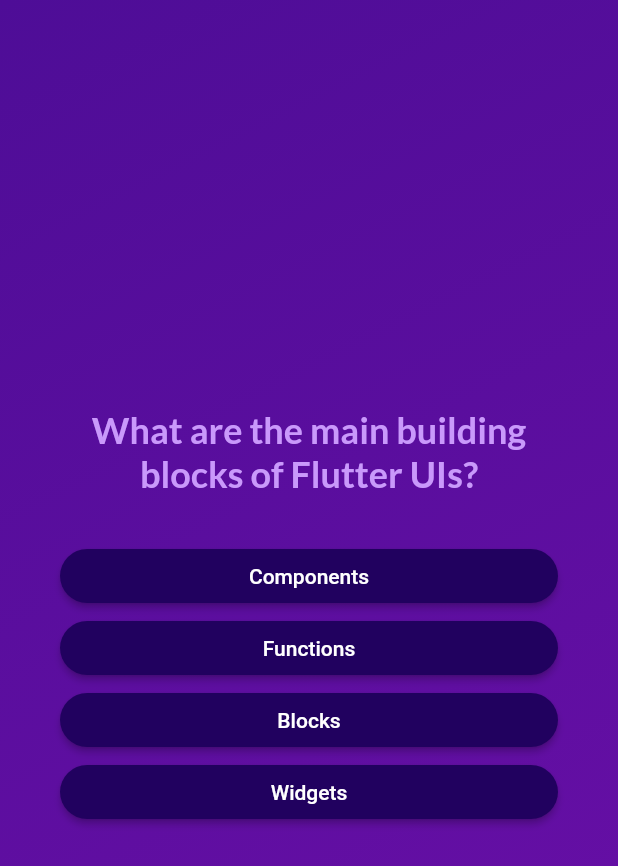
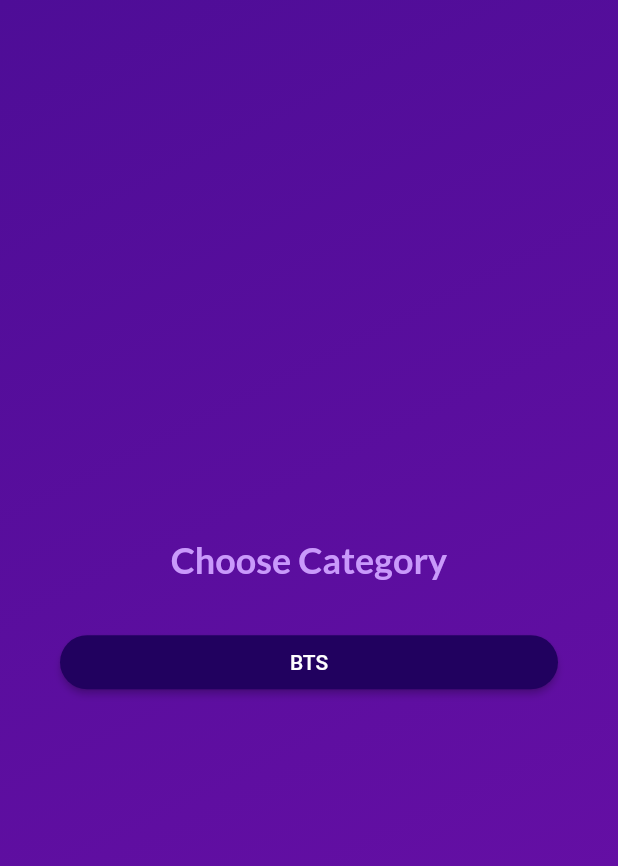
Before and after one commit to AbubakarAbdullah/Flutter-Quiz-App, a Flutter app: the screen it shows after launch, after a tap on "Start Quiz", on a phone screen of 412 x 824 dp. Shown: the top 866 px of the screen. Run offline on Flutter 3.47's test engine with Material 2 defaults, Android fonts, the phone set to English and light mode, and no system bars; our stand-ins replace google_fonts.

Commit message:
this is the first commit

```diff
--- /dev/null
+++ b/lib/category_screen.dart
@@ -0,0 +1,54 @@
+import 'package:flutter/material.dart';
+import 'package:google_fonts/google_fonts.dart';
+
+class CategoryScreen extends StatelessWidget {
+  const CategoryScreen({
+    super.key,
+    required this.onStart,
+  });
+  final void Function() onStart;
+
+  @override
+  Widget build(context) {
+    return SizedBox(
+      width: double.infinity,
+      child: Container(
+        margin: const EdgeInsets.all(40),
+        child: Column(
+          mainAxisAlignment: MainAxisAlignment.center,
+          crossAxisAlignment: CrossAxisAlignment.stretch,
+          children: [
+            Text(
+              'Choose Category',
+              style: GoogleFonts.lato(
+                color: const Color.fromARGB(255, 201, 153, 251),
+                fontSize: 24,
+                fontWeight: FontWeight.bold,
+              ),
+              textAlign: TextAlign.center,
+            ),
+            const SizedBox(height: 30),
+            ElevatedButton(
+              onPressed: onStart,
+              style: ElevatedButton.styleFrom(
+                padding: const EdgeInsets.symmetric(
+                  vertical: 5,
+                  horizontal: 40,
+                ),
+                backgroundColor: const Color.fromARGB(255, 33, 1, 95),
+                foregroundColor: Colors.white,
+                shape: RoundedRectangleBorder(
+                  borderRadius: BorderRadius.circular(40),
+                ),
+              ),
+              child: const Text(
+                'BTS',
+                textAlign: TextAlign.center,
+              ),
+            ),
+          ],
+        ),
+      ),
+    );
+  }
+}
--- a/lib/data/questions.dart
+++ b/lib/data/questions.dart
@@ -2,54 +2,120 @@ import 'package:quiz_app/models/quiz_question.dart';
 
 const questions = [
   QuizQuestion(
-    'What are the main building blocks of Flutter UIs?',
+    'How many members are there in BTS ?',
     [
-      'Widgets',
-      'Components',
-      'Blocks',
-      'Functions',
-    ],
-  ),
-  QuizQuestion('How are Flutter UIs built?', [
-    'By combining widgets in code',
-    'By combining widgets in a visual editor',
-    'By defining widgets in config files',
-    'By using XCode for iOS and Android Studio for Android',
-  ]),
-  QuizQuestion(
-    'What\'s the purpose of a StatefulWidget?',
-    [
-      'Update UI as data changes',
-      'Update data as UI changes',
-      'Ignore data changes',
-      'Render UI that does not depend on data',
+      '7',
+      '10',
+      '8',
+      '12',
     ],
   ),
   QuizQuestion(
-    'Which widget should you try to use more often: StatelessWidget or StatefulWidget?',
+    'what is the full form of BTS ?',
     [
-      'StatelessWidget',
-      'StatefulWidget',
-      'Both are equally good',
-      'None of the above',
+      'Bulletproof Boyscoucts',
+      'Behind the scenes',
+      'The Bangtan Boys',
+      'Be There Soon',
     ],
   ),
   QuizQuestion(
-    'What happens if you change data in a StatelessWidget?',
+    ' On what date and year BTS debuted ?',
     [
-      'The UI is not updated',
-      'The UI is updated',
-      'The closest StatefulWidget is updated',
-      'Any nested StatefulWidgets are updated',
+      'june 12th,2013',
+      'july 13th,2013',
+      'june 13th,2010',
+      'july 23rd,2010',
     ],
   ),
   QuizQuestion(
-    'How should you update data inside of StatefulWidgets?',
+    ' Which Three Stage names for Taehyung was recommended by BigHit Entertainment ? ',
     [
-      'By calling setState()',
-      'By calling updateData()',
-      'By calling updateUI()',
-      'By calling updateState()',
+      'Six,V,lex',
+      'V,Hope,seagull',
+      'BabyG,V,WWH',
+      'Gloss,victory,V',
+    ],
+  ),
+  QuizQuestion(
+    'When did BTS won their first Award ?',
+    [
+      'November 13,2013',
+      'November 20,2016',
+      'May 21,2012',
+      'June 13,2013',
+    ],
+  ),
+  QuizQuestion(
+    'When did BTS won their first "ARTIST OF THE YEAR " Award ?',
+    [
+      '2016 Mnet Asian Music Award',
+      '2015 Melon Music Award',
+      '2015 Melon Music Award',
+      '2018 MAMA Music Award',
+    ],
+  ),
+  QuizQuestion(
+    'In which year BTS won their first Billboard Muisc Award ?',
+    [
+      '2017',
+      '2016',
+      '2018',
+      '2013',
+    ],
+  ),
+  QuizQuestion(
+    'How many total Nominations BTS got in all past years ?',
+    [
+      '725',
+      '572',
+      '698',
+      '1057',
+    ],
+  ),
+  QuizQuestion(
+    'How many total Awards BTS won in history until 2023 ?',
+    [
+      '512',
+      '656',
+      '764',
+      '327',
+    ],
+  ),
+  QuizQuestion(
+    'Who joined BTS in last',
+    [
+      'Jimin',
+      'Jungkook',
+      'V',
+      'Jhope',
+    ],
+  ),
+  QuizQuestion(
+    'who is the manager CEO of BTS ?',
+    [
+      'Bang si-hyuk',
+      'Park ji-won',
+      'Sejin',
+      'Han hyuk-rock',
+    ],
+  ),
+  QuizQuestion(
+    'Which BTS member had shoulder surgery ?',
+    [
+      'Min Yoongi',
+      'Jnug Hoseok',
+      'Kim Namjoon',
+      'Kim SeokJIN',
+    ],
+  ),
+  QuizQuestion(
+    'What is the ARMY stands for ?',
+    [
+      'Adorable Representative M.C For Youth',
+      'Alert Regular Mobility Young',
+      'Army Representative Massive Youth',
+      'Rational Raaction on Muic Youth',
     ],
   ),
 ];
--- a/lib/models/quiz_question.dart
+++ b/lib/models/quiz_question.dart
@@ -1,5 +1,8 @@
 class QuizQuestion {
-  const QuizQuestion(this.text, this.answers);
+  const QuizQuestion(
+    this.text,
+    this.answers,
+  );
 
   final String text;
   final List<String> answers;
--- a/lib/quiz.dart
+++ b/lib/quiz.dart
@@ -4,6 +4,7 @@ import 'package:quiz_app/start_screen.dart';
 import 'package:quiz_app/questions_screen.dart';
 import 'package:quiz_app/data/questions.dart';
 import 'package:quiz_app/results_screen.dart';
+import 'package:quiz_app/category_screen.dart';
 
 class Quiz extends StatefulWidget {
   const Quiz({super.key});
@@ -22,7 +23,7 @@ class _QuizState extends State<Quiz> {
 
   void _switchScreen() {
     setState(() {
-      _activeScreen = 'questions-screen';
+      _activeScreen = 'category-screen';
     });
   }
 
@@ -36,16 +37,26 @@ class _QuizState extends State<Quiz> {
     }
   }
 
+  void onStart() {
+    setState(() {
+      _activeScreen = 'questions-screen';
+    });
+  }
+
   void restartQuiz() {
     setState(() {
       _selectedAnswers = [];
-      _activeScreen = 'questions-screen';
+      _activeScreen = 'category-screen';
     });
   }
 
   @override
   Widget build(context) {
     Widget screenWidget = StartScreen(_switchScreen);
+
+    if (_activeScreen == 'category-screen') {
+      screenWidget = CategoryScreen(onStart: onStart);
+    }
 
     if (_activeScreen == 'questions-screen') {
       screenWidget = QuestionsScreen(
--- a/lib/start_screen.dart
+++ b/lib/start_screen.dart
@@ -26,7 +26,7 @@ class StartScreen extends StatelessWidget {
           // ),
           const SizedBox(height: 80),
           Text(
-            'Lets Test Your Knowledge!',
+            'Let\'s Test Your Knowledge!',
             style: GoogleFonts.lato(
               color: const Color.fromARGB(255, 237, 223, 252),
               fontSize: 24,
```
